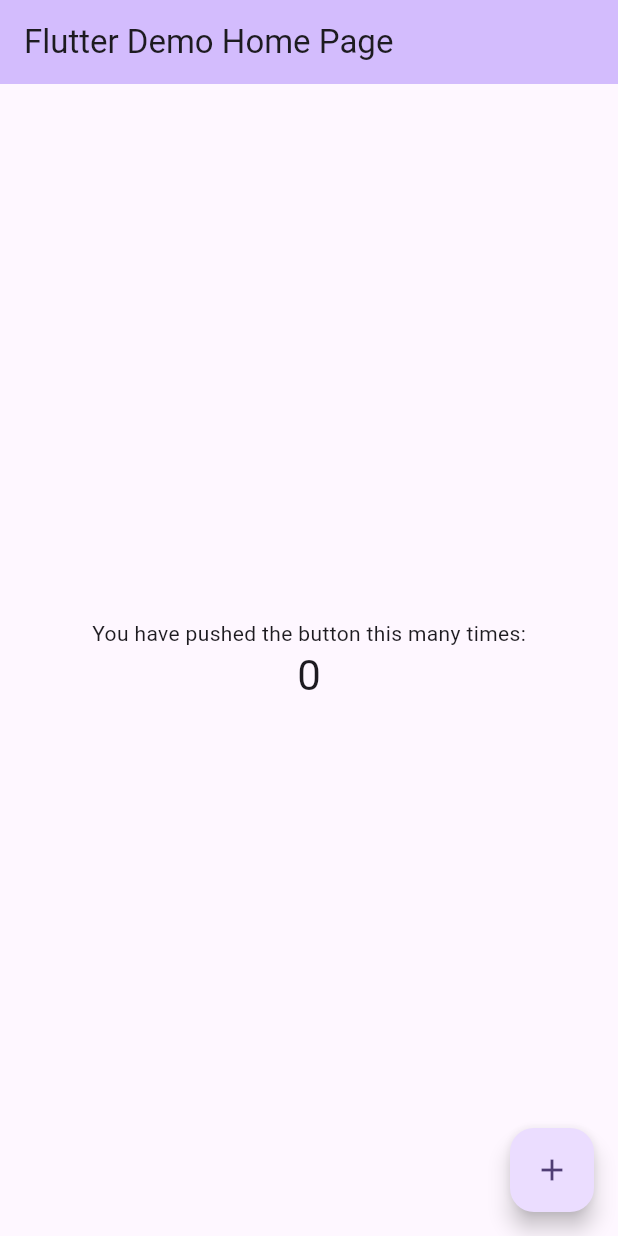
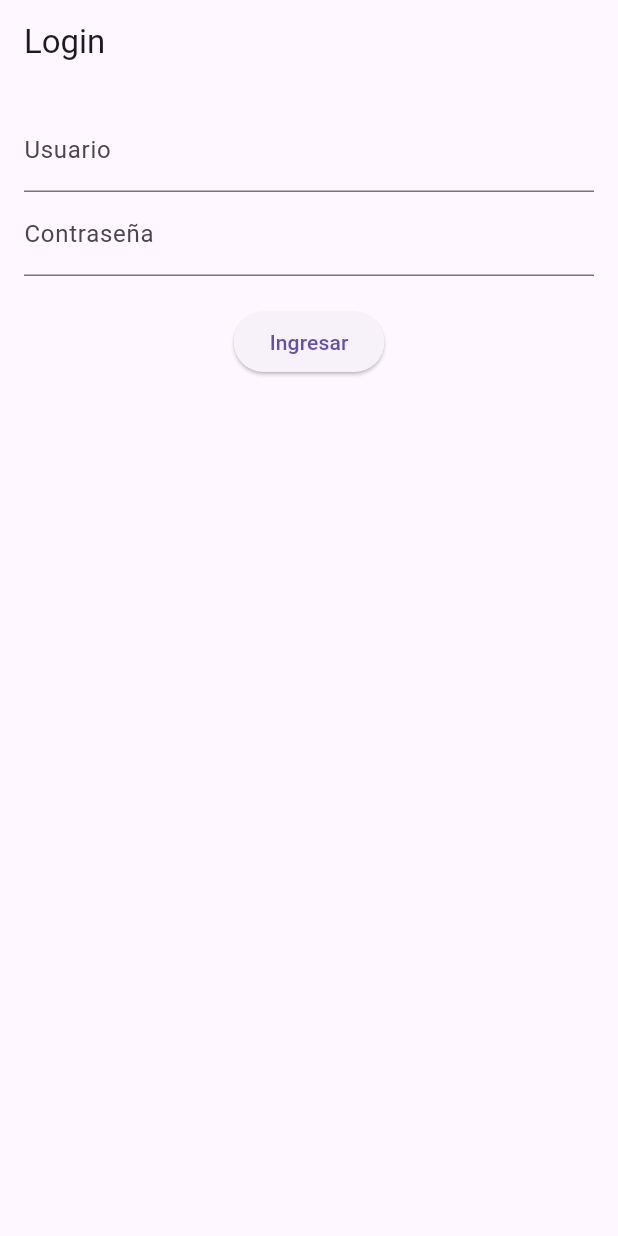
Before and after one commit to EnmanuelH26/Proyecto-Final, a Flutter app: the screen it shows after launch, on a phone screen of 412 x 824 dp. Run offline on Flutter 3.47's test engine with Material 3 defaults, Android fonts, the phone set to English and light mode, and no system bars; our stand-ins replace shared_preferences.

Commit message:
Agregando login

```diff
--- a/lib/main.dart
+++ b/lib/main.dart
@@ -1,125 +1,35 @@
 import 'package:flutter/material.dart';
+import 'screens/landing_page.dart';
+import 'screens/login_page.dart';
+import 'services/api_service.dart';
+import 'models/user.dart';
 
 void main() {
-  runApp(const MyApp());
+  runApp(MyApp());
 }
 
 class MyApp extends StatelessWidget {
   const MyApp({super.key});
 
-  // This widget is the root of your application.
   @override
   Widget build(BuildContext context) {
     return MaterialApp(
-      title: 'Flutter Demo',
+      title: 'UASD App',
       theme: ThemeData(
-        // This is the theme of your application.
-        //
-        // TRY THIS: Try running your application with "flutter run". You'll see
-        // the application has a purple toolbar. Then, without quitting the app,
-        // try changing the seedColor in the colorScheme below to Colors.green
-        // and then invoke "hot reload" (save your changes or press the "hot
-        // reload" button in a Flutter-supported IDE, or press "r" if you used
-        // the command line to start the app).
-        //
-        // Notice that the counter didn't reset back to zero; the application
-        // state is not lost during the reload. To reset the state, use hot
-        // restart instead.
-        //
-        // This works for code too, not just values: Most code changes can be
-        // tested with just a hot reload.
-        colorScheme: ColorScheme.fromSeed(seedColor: Colors.deepPurple),
-        useMaterial3: true,
+        primarySwatch: Colors.blue,
       ),
-      home: const MyHomePage(title: 'Flutter Demo Home Page'),
+      home: FutureBuilder<User?>(
+        future: ApiService.getCurrentUser(), // Verifica si el usuario está logueado
+        builder: (context, snapshot) {
+          if (snapshot.connectionState == ConnectionState.waiting) {
+            return const Center(child: CircularProgressIndicator());
+          } else if (snapshot.hasData) {
+            return LandingPage(user: snapshot.data!); // Muestra la Landing Page si el usuario está logueado
+          } else {
+            return LoginPage(); // Muestra la Login Page si no hay usuario logueado
+          }
+        },
+      ),
     );
   }
 }
-
-class MyHomePage extends StatefulWidget {
-  const MyHomePage({super.key, required this.title});
-
-  // This widget is the home page of your application. It is stateful, meaning
-  // that it has a State object (defined below) that contains fields that affect
-  // how it looks.
-
-  // This class is the configuration for the state. It holds the values (in this
-  // case the title) provided by the parent (in this case the App widget) and
-  // used by the build method of the State. Fields in a Widget subclass are
-  // always marked "final".
-
-  final String title;
-
-  @override
-  State<MyHomePage> createState() => _MyHomePageState();
-}
-
-class _MyHomePageState extends State<MyHomePage> {
-  int _counter = 0;
-
-  void _incrementCounter() {
-    setState(() {
-      // This call to setState tells the Flutter framework that something has
-      // changed in this State, which causes it to rerun the build method below
-      // so that the display can reflect the updated values. If we changed
-      // _counter without calling setState(), then the build method would not be
-      // called again, and so nothing would appear to happen.
-      _counter++;
-    });
-  }
-
-  @override
-  Widget build(BuildContext context) {
-    // This method is rerun every time setState is called, for instance as done
-    // by the _incrementCounter method above.
-    //
-    // The Flutter framework has been optimized to make rerunning build methods
-    // fast, so that you can just rebuild anything that needs updating rather
-    // than having to individually change instances of widgets.
-    return Scaffold(
-      appBar: AppBar(
-        // TRY THIS: Try changing the color here to a specific color (to
-        // Colors.amber, perhaps?) and trigger a hot reload to see the AppBar
-        // change color while the other colors stay the same.
-        backgroundColor: Theme.of(context).colorScheme.inversePrimary,
-        // Here we take the value from the MyHomePage object that was created by
-        // the App.build method, and use it to set our appbar title.
-        title: Text(widget.title),
-      ),
-      body: Center(
-        // Center is a layout widget. It takes a single child and positions it
-        // in the middle of the parent.
-        child: Column(
-          // Column is also a layout widget. It takes a list of children and
-          // arranges them vertically. By default, it sizes itself to fit its
-          // children horizontally, and tries to be as tall as its parent.
-          //
-          // Column has various properties to control how it sizes itself and
-          // how it positions its children. Here we use mainAxisAlignment to
-          // center the children vertically; the main axis here is the vertical
-          // axis because Columns are vertical (the cross axis would be
-          // horizontal).
-          //
-          // TRY THIS: Invoke "debug painting" (choose the "Toggle Debug Paint"
-          // action in the IDE, or press "p" in the console), to see the
-          // wireframe for each widget.
-          mainAxisAlignment: MainAxisAlignment.center,
-          children: <Widget>[
-            const Text(
-              'You have pushed the button this many times:',
-            ),
-            Text(
-              '$_counter',
-              style: Theme.of(context).textTheme.headlineMedium,
-            ),
-          ],
-        ),
-      ),
-      floatingActionButton: FloatingActionButton(
-        onPressed: _incrementCounter,
-        tooltip: 'Increment',
-        child: const Icon(Icons.add),
-      ), // This trailing comma makes auto-formatting nicer for build methods.
-    );
-  }
-}
--- /dev/null
+++ b/lib/models/user.dart
@@ -0,0 +1,44 @@
+// lib/models/user.dart
+class User {
+  final String id;
+  final String nombre;
+  final String apellido;
+  final String username;
+  final String password;
+  final String email;
+  final String authToken;
+
+  User({
+    required this.id,
+    required this.nombre,
+    required this.apellido,
+    required this.username,
+    required this.password,
+    required this.email,
+    required this.authToken,
+  });
+
+  factory User.fromJson(Map<String, dynamic> json) {
+    return User(
+      id: json['id'].toString(),
+      nombre: json['nombre'],
+      apellido: json['apellido'],
+      username: json['username'],
+      password: json['password'],
+      email: json['email'],
+      authToken: json['authToken'],
+    );
+  }
+
+  Map<String, dynamic> toJson() {
+    return {
+      'id': id,
+      'nombre': nombre,
+      'apellido': apellido,
+      'username': username,
+      'password': password,
+      'email': email,
+      'authToken': authToken,
+    };
+  }
+}
--- /dev/null
+++ b/lib/screens/login_page.dart
@@ -0,0 +1,64 @@
+import 'package:flutter/material.dart';
+import 'package:proyectofinal/services/api_service.dart';
+import 'package:proyectofinal/screens/landing_page.dart';
+
+
+class LoginPage extends StatefulWidget {
+  @override
+  _LoginPageState createState() => _LoginPageState();
+}
+
+class _LoginPageState extends State<LoginPage> {
+  final _usernameController = TextEditingController();
+  final _passwordController = TextEditingController();
+
+  void _login() async {
+    String username = _usernameController.text;
+    String password = _passwordController.text;
+
+    if (username.isNotEmpty && password.isNotEmpty) {
+      final user = await ApiService.login(username, password);
+      if (user != null) {
+        Navigator.pushReplacement(
+          context,
+          MaterialPageRoute(builder: (context) => LandingPage(user: user)),
+        );
+      } else {
+        // Mostrar un mensaje de error
+        ScaffoldMessenger.of(context).showSnackBar(
+          SnackBar(content: Text('Credenciales incorrectas')),
+        );
+      }
+    }
+  }
+
+  @override
+  Widget build(BuildContext context) {
+    return Scaffold(
+      appBar: AppBar(
+        title: Text('Login'),
+      ),
+      body: Padding(
+        padding: const EdgeInsets.all(16.0),
+        child: Column(
+          children: [
+            TextField(
+              controller: _usernameController,
+              decoration: InputDecoration(labelText: 'Usuario'),
+            ),
+            TextField(
+              controller: _passwordController,
+              obscureText: true,
+              decoration: InputDecoration(labelText: 'Contraseña'),
+            ),
+            SizedBox(height: 20),
+            ElevatedButton(
+              onPressed: _login,
+              child: Text('Ingresar'),
+            ),
+          ],
+        ),
+      ),
+    );
+  }
+}
--- /dev/null
+++ b/lib/services/api_service.dart
@@ -0,0 +1,44 @@
+import 'dart:convert';
+import 'package:http/http.dart' as http;
+import 'package:shared_preferences/shared_preferences.dart';
+import '../models/user.dart';
+
+class ApiService {
+  static const String baseUrl = 'https://uasdapi.ia3x.com';
+
+  static Future<User?> login(String username, String password) async {
+    final response = await http.post(
+      Uri.parse('$baseUrl/login'),
+      headers: {'Content-Type': 'application/json'},
+      body: json.encode({'username': username, 'password': password}),
+    );
+
+    if (response.statusCode == 200) {
+      final data = json.decode(response.body);
+      final user = User.fromJson(data['data']);
+      _saveUser(user); // Guardar el usuario en el almacenamiento local
+      return user;
+    } else {
+      return null; // Si la autenticación falla
+    }
+  }
+
+  static Future<void> _saveUser(User user) async {
+    final prefs = await SharedPreferences.getInstance();
+    prefs.setString('user', json.encode(user.toJson()));
+  }
+
+  static Future<User?> getCurrentUser() async {
+    final prefs = await SharedPreferences.getInstance();
+    final userData = prefs.getString('user');
+    if (userData != null) {
+      return User.fromJson(json.decode(userData));
+    }
+    return null; // Si no hay usuario logueado
+  }
+
+  static Future<void> logout() async {
+    final prefs = await SharedPreferences.getInstance();
+    prefs.remove('user'); // Eliminar usuario guardado
+  }
+}
--- a/pubspec.yaml
+++ b/pubspec.yaml
@@ -30,11 +30,15 @@ environment:
 dependencies:
   flutter:
     sdk: flutter
+  shared_preferences: ^2.0.15
+
+
 
 
   # The following adds the Cupertino Icons font to your application.
   # Use with the CupertinoIcons class for iOS style icons.
   cupertino_icons: ^1.0.8
+  http: ^1.2.2
 
 dev_dependencies:
   flutter_test:
```
Also changed, not shown: lib/screens/landing_page.dart (added, +34 -0 lines), lib/widgets/custom_button.dart (added), pubspec.lock, 2 other files.
